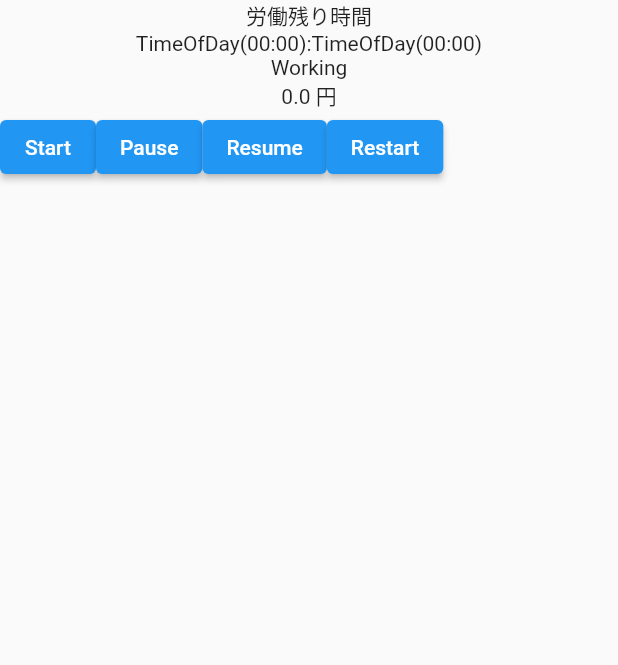
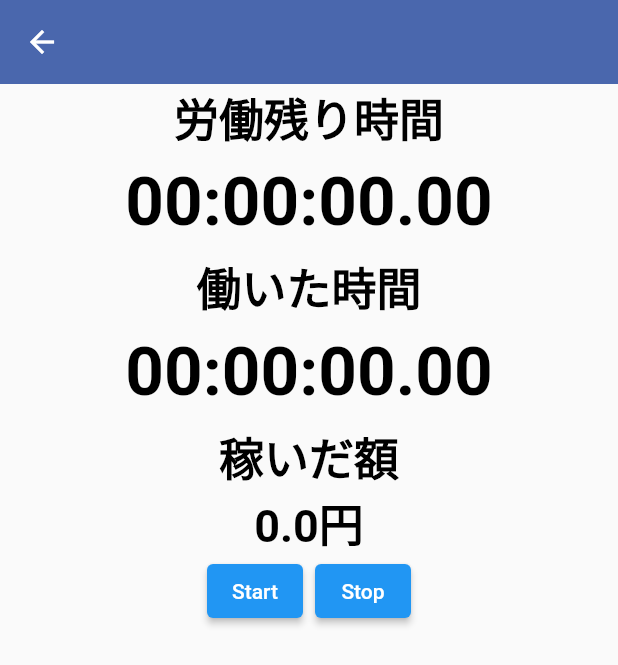
Before and after one commit to iseruuuuu/working_money_timer_app, a Flutter app: the screen it shows after launch, after a tap on "スタート", on a phone screen of 412 x 824 dp. Shown: the top 665 px of the screen. Run offline on Flutter 3.47's test engine with Material 2 defaults, Android fonts, the light colour scheme and no system bars; our stand-ins replace flutter_riverpod, freezed_annotation, stop_watch_timer.

Commit message:
add1.0: タイマー画面を作成した

```diff
--- a/lib/screen/timer/timer_screen.dart
+++ b/lib/screen/timer/timer_screen.dart
@@ -1,5 +1,8 @@
+import 'dart:async';
 import 'package:flutter/material.dart';
 import 'package:stop_watch_timer/stop_watch_timer.dart';
+import 'package:work_record_app/constants/color_constants.dart';
+import 'package:work_record_app/constants/style_constants.dart';
 
 class TimerScreen extends StatefulWidget {
   const TimerScreen({
@@ -16,48 +19,156 @@ class TimerScreen extends StatefulWidget {
 }
 
 class _TimerScreenState extends State<TimerScreen> {
-  final stopWatchTimer = StopWatchTimer(
-      mode: StopWatchMode.countDown,
-      presetMillisecond: StopWatchTimer.getMilliSecFromMinute(0),
-      onChangeRawMinute: (value) {
-        // print(value);
-      },
-      onChangeRawSecond: (value) {
-        print(value);
-      });
+  final _isHours = true;
+  final StopWatchTimer countUpTimer = StopWatchTimer(
+    presetMillisecond: StopWatchTimer.getMilliSecFromSecond(0),
+    mode: StopWatchMode.countUp,
+  );
+
+  late Timer workingTimer;
+  late StopWatchTimer countDownTimer;
+  bool isTimer = false;
+  double workingPrice = 0;
 
   @override
   void initState() {
     super.initState();
-
-    countDown();
-    countUpPrice();
+    //カウントアップ
+    countUpTimer.onStartTimer();
+    //カウントダウン
+    countDownTimer = countDown(widget.workingTime);
+    countDownTimer.onStartTimer();
+    //秒給
+    workingTimer = countTimer();
+    isTimer = true;
   }
 
-  void countDown() {
-    //TODO countDownタイマーを進める
-    stopWatchTimer.onStartTimer();
+  StopWatchTimer countDown(TimeOfDay workingTime) {
+    final amountWorkHour = workingTime.hour * 3600;
+    final amountWorkMinute = workingTime.minute * 60;
+    final amountWorkTime = amountWorkHour + amountWorkMinute;
+    return StopWatchTimer(
+      presetMillisecond: StopWatchTimer.getMilliSecFromSecond(amountWorkTime),
+      mode: StopWatchMode.countDown,
+    );
   }
 
-  void countUpPrice() {
-    //TODO 時給を増やす
+  Timer countTimer() {
+    return Timer.periodic(
+      const Duration(seconds: 1),
+      (Timer timer) {
+        setState(() {
+          workingPrice = workingPrice + widget.workingPrice / 60 / 60;
+          workingPrice = double.parse(workingPrice.toStringAsFixed(2));
+        });
+      },
+    );
+  }
+
+  void startWorking() {
+    if (!isTimer) {
+      isTimer = true;
+      workingTimer = countTimer();
+    }
+  }
+
+  void stopWorking() {
+    isTimer = false;
+    workingTimer.cancel();
+  }
+
+  @override
+  void dispose() async {
+    super.dispose();
+    await countDownTimer.dispose();
+    await countUpTimer.dispose();
+    workingTimer.cancel();
   }
 
   @override
   Widget build(BuildContext context) {
     return Scaffold(
+      appBar: AppBar(
+        backgroundColor: ColorConstants.appBarColor,
+        elevation: 0,
+      ),
       body: Column(
         children: [
-          Text('労働残り時間'),
-          Text('${widget.workingTime}' ':' '${widget.workingTime}'),
-          Text('Working'),
-          Text('${widget.workingPrice} 円'),
+          Text('労働残り時間', style: StyleConstants.timerLabel),
+          StreamBuilder<int>(
+            stream: countDownTimer.rawTime,
+            initialData: countDownTimer.rawTime.value,
+            builder: (context, snap) {
+              final value = snap.data!;
+              final displayTime =
+                  StopWatchTimer.getDisplayTime(value, hours: _isHours);
+              return Column(
+                children: <Widget>[
+                  Padding(
+                    padding: const EdgeInsets.all(8),
+                    child: Text(
+                      displayTime,
+                      style: StyleConstants.timeLabel,
+                    ),
+                  ),
+                ],
+              );
+            },
+          ),
+          Text('働いた時間', style: StyleConstants.timerLabel),
+          StreamBuilder<int>(
+            stream: countUpTimer.rawTime,
+            initialData: countUpTimer.rawTime.value,
+            builder: (context, snap) {
+              final value = snap.data!;
+              final displayTime =
+                  StopWatchTimer.getDisplayTime(value, hours: _isHours);
+              return Column(
+                children: <Widget>[
+                  Padding(
+                    padding: const EdgeInsets.all(8),
+                    child: Text(
+                      displayTime,
+                      style: StyleConstants.timeLabel,
+                    ),
+                  ),
+                ],
+              );
+            },
+          ),
+          Text('稼いだ額', style: StyleConstants.timerLabel),
+          Text('$workingPrice円', style: StyleConstants.timerLabel),
           Row(
-            children: [
-              ElevatedButton(onPressed: () {}, child: Text('Start')),
-              ElevatedButton(onPressed: () {}, child: Text('Pause')),
-              ElevatedButton(onPressed: () {}, child: Text('Resume')),
-              ElevatedButton(onPressed: () {}, child: Text('Restart')),
+            mainAxisAlignment: MainAxisAlignment.center,
+            children: <Widget>[
+              Padding(
+                padding: const EdgeInsets.symmetric(horizontal: 4),
+                child: ElevatedButton(
+                  onPressed: () {
+                    countDownTimer.onStartTimer();
+                    countUpTimer.onStartTimer();
+                    startWorking();
+                  },
+                  child: const Text(
+                    'Start',
+                    style: TextStyle(color: Colors.white),
+                  ),
+                ),
+              ),
+              Padding(
+                padding: const EdgeInsets.symmetric(horizontal: 4),
+                child: ElevatedButton(
+                  onPressed: () {
+                    countDownTimer.onStopTimer();
+                    countUpTimer.onStopTimer();
+                    stopWorking();
+                  },
+                  child: const Text(
+                    'Stop',
+                    style: TextStyle(color: Colors.white),
+                  ),
+                ),
+              ),
             ],
           ),
         ],
```
